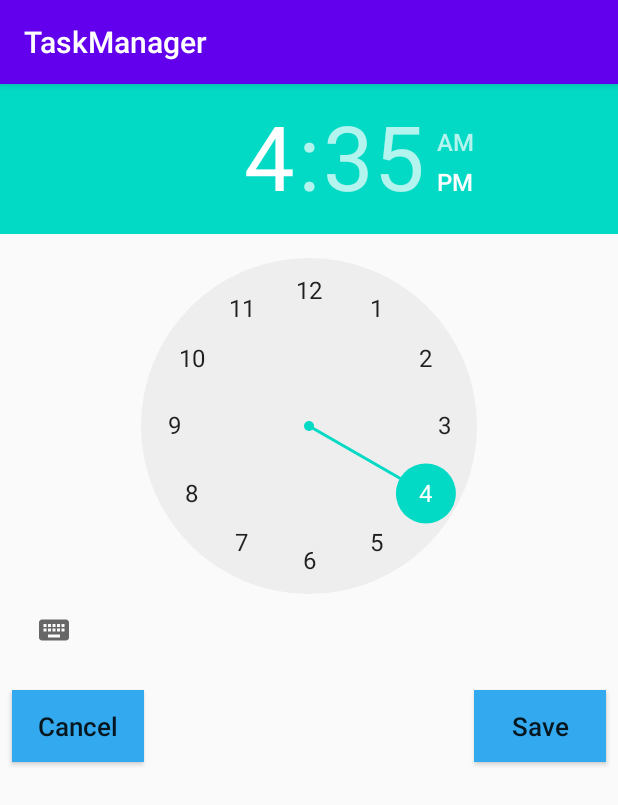
After one commit to Rakhshanipr/TaskManager, an Android app: the fragment TimePickerFragment shown on its own in the app's theme, on a phone screen of 412 x 824 dp. The commit adds this screen. Shown: the top 805 px of the screen. Run offline under Robolectric (Android 15) with nearby library versions, the phone set to English and light mode, and no system bars; our stand-ins replace data binding.

Commit message:
+ DatePickerFragment.java only design + TimePickerFragment.java only design add floating button(add,delete,share)

```diff
--- a/app/build.gradle
+++ b/app/build.gradle
@@ -32,6 +32,7 @@ dependencies {
     implementation 'androidx.legacy:legacy-support-v4:1.0.0'
     implementation 'androidx.recyclerview:recyclerview:1.1.0'
     implementation 'androidx.viewpager2:viewpager2:1.0.0'
+    implementation 'com.google.android.material:material:1.1.0'
 
     testImplementation 'junit:junit:4.13.1'
     androidTestImplementation 'androidx.test:runner:1.3.0-alpha03'
--- a/app/src/main/java/com/example/taskmanager/adapter/TaskRecyclerViewAdapter.java
+++ b/app/src/main/java/com/example/taskmanager/adapter/TaskRecyclerViewAdapter.java
@@ -21,7 +21,6 @@ public class TaskRecyclerViewAdapter extends RecyclerView.Adapter<TaskRecyclerVi
     List<Task> mTaskList;
     Context mContext;
     //endregion
-
 
     public TaskRecyclerViewAdapter(Context context, List<Task> taskList) {
         mTaskList = taskList;
--- /dev/null
+++ b/app/src/main/java/com/example/taskmanager/view/fragment/TimePickerFragment.java
@@ -0,0 +1,34 @@
+package com.example.taskmanager.view.fragment;
+
+import android.os.Bundle;
+
+import androidx.fragment.app.Fragment;
+
+import android.view.LayoutInflater;
+import android.view.View;
+import android.view.ViewGroup;
+
+import com.example.taskmanager.R;
+
+
+public class TimePickerFragment extends Fragment {
+
+    public static TimePickerFragment newInstance() {
+        TimePickerFragment fragment = new TimePickerFragment();
+        Bundle args = new Bundle();
+        fragment.setArguments(args);
+        return fragment;
+    }
+
+    @Override
+    public void onCreate(Bundle savedInstanceState) {
+        super.onCreate(savedInstanceState);
+    }
+
+    @Override
+    public View onCreateView(LayoutInflater inflater, ViewGroup container,
+                             Bundle savedInstanceState) {
+        // Inflate the layout for this fragment
+        return inflater.inflate(R.layout.fragment_time_picker, container, false);
+    }
+}
--- /dev/null
+++ b/app/src/main/res/layout/fragment_time_picker.xml
@@ -0,0 +1,55 @@
+<?xml version="1.0" encoding="utf-8"?>
+<layout xmlns:android="http://schemas.android.com/apk/res/android"
+    xmlns:app="http://schemas.android.com/apk/res-auto"
+    xmlns:tools="http://schemas.android.com/tools">
+
+    <androidx.constraintlayout.widget.ConstraintLayout
+        android:layout_width="match_parent"
+        android:layout_height="wrap_content"
+        android:layout_gravity="center_horizontal"
+        tools:context=".controller.fragment.DatePickerFragment">
+
+        <TimePicker
+            android:id="@+id/timePicker_time"
+            android:layout_width="wrap_content"
+            android:layout_height="wrap_content"
+            app:layout_constraintEnd_toEndOf="parent"
+            app:layout_constraintStart_toStartOf="parent"
+            app:layout_constraintTop_toTopOf="parent">
+
+        </TimePicker>
+
+        <Button
+            android:id="@+id/button_cancel"
+            android:layout_width="wrap_content"
+            android:layout_height="wrap_content"
+            android:layout_marginStart="8dp"
+            android:layout_marginTop="16dp"
+            android:layout_marginBottom="8dp"
+            android:background="#66BD6A"
+            android:backgroundTint="#33A9EF"
+            android:text="Cancel"
+            android:textAllCaps="false"
+            android:textSize="17sp"
+            app:layout_constraintBottom_toBottomOf="parent"
+            app:layout_constraintStart_toStartOf="@+id/timePicker_time"
+            app:layout_constraintTop_toBottomOf="@+id/timePicker_time"
+            app:layout_constraintVertical_bias="0.474" />
+
+        <Button
+            android:id="@+id/button_save"
+            android:layout_width="wrap_content"
+            android:layout_height="wrap_content"
+            android:layout_marginEnd="8dp"
+            android:layout_marginBottom="8dp"
+            android:background="#66BD6A"
+            android:backgroundTint="#33A9EF"
+            android:text="Save"
+            android:textAllCaps="false"
+            android:textSize="17sp"
+            app:layout_constraintBottom_toBottomOf="@+id/button_cancel"
+            app:layout_constraintEnd_toEndOf="@+id/timePicker_time"
+            app:layout_constraintTop_toTopOf="@+id/button_cancel"
+            app:layout_constraintVertical_bias="0.0" />
+    </androidx.constraintlayout.widget.ConstraintLayout>
+</layout>
```
Also changed, not shown: app/src/main/java/com/example/taskmanager/view/fragment/DatePickerFragment.java (added, +39 -0 lines), app/src/main/res/layout/fragment_date_picker.xml (added, +50 -0 lines), app/src/main/res/layout/fragment_list_task.xml (+43 -0 lines), app/src/main/res/layout/list_item_task.xml (+9 -0 lines).
